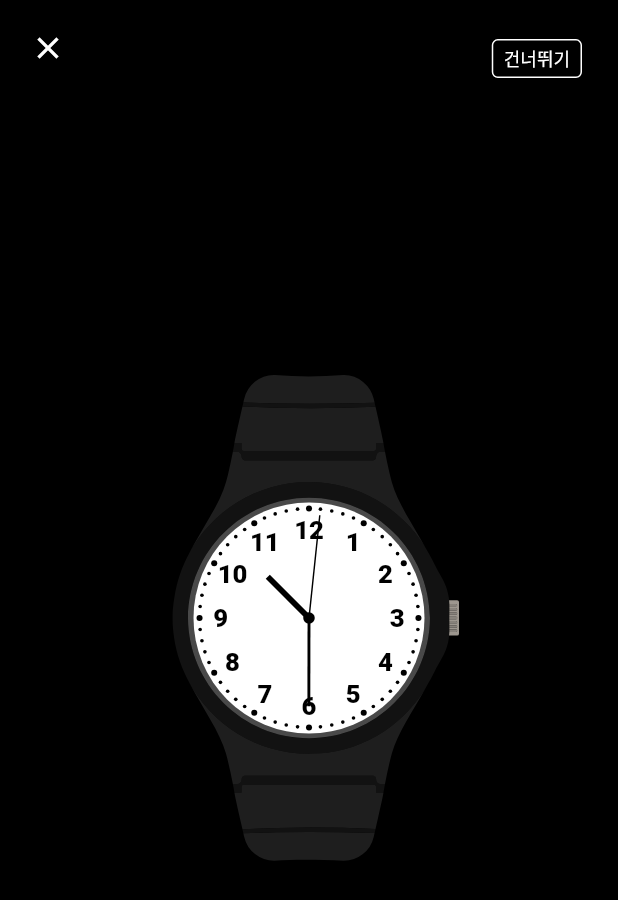
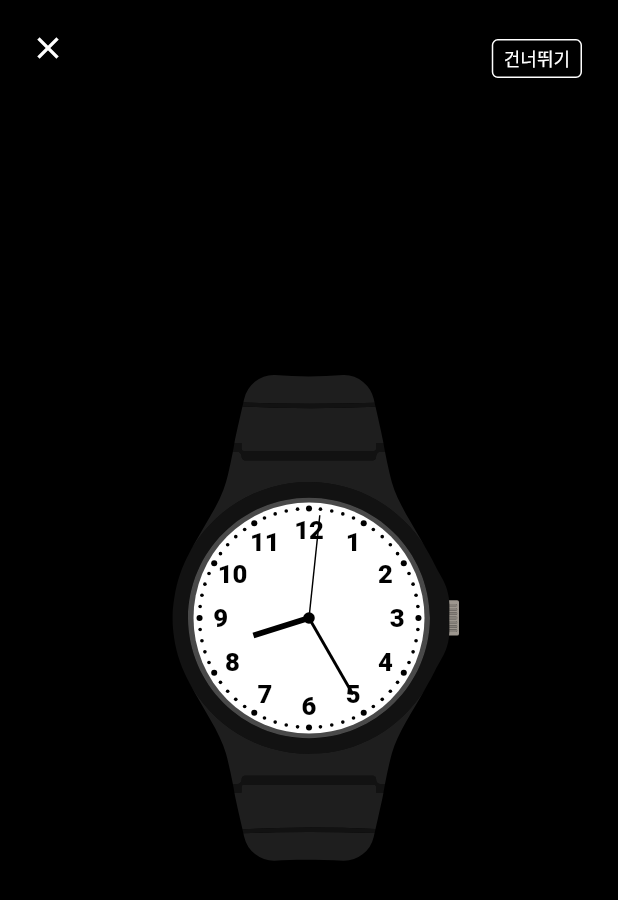
Before and after one commit to silgam/silgam-flutter, a Flutter app: the screen it shows after launch, after a tap on "국어", on a phone screen of 412 x 824 dp. Shown: the top 900 px of the screen. Run offline on Flutter 3.47's test engine with Material 2 defaults, Android fonts, the phone set to English and light mode, and no system bars; our stand-ins replace flutter_svg.

Commit message:
feat: skip a breakpoint in clock page

```diff
--- a/lib/analog_clock/analog_clock.dart
+++ b/lib/analog_clock/analog_clock.dart
@@ -8,7 +8,7 @@ import 'analog_clock_painter.dart';
 
 /// A analog clock.
 class AnalogClock extends StatefulWidget {
-  final DateTime? dateTime;
+  final DateTime dateTime;
   final Color dialPlateColor;
   final Color hourHandColor;
   final Color minuteHandColor;
@@ -30,9 +30,10 @@ class AnalogClock extends StatefulWidget {
   final double height;
   final BoxDecoration decoration;
   final Widget? child;
+  final Function(DateTime)? onEverySecond;
 
   const AnalogClock({
-    this.dateTime,
+    required this.dateTime,
     this.dialPlateColor = Colors.white,
     this.hourHandColor = Colors.black,
     this.minuteHandColor = Colors.black,
@@ -54,32 +55,7 @@ class AnalogClock extends StatefulWidget {
     this.height = double.infinity,
     this.decoration = const BoxDecoration(),
     this.child,
-    Key? key,
-  }) : super(key: key);
-
-  const AnalogClock.dark({
-    this.dateTime,
-    this.dialPlateColor = Colors.black,
-    this.hourHandColor = Colors.grey,
-    this.minuteHandColor = Colors.grey,
-    this.secondHandColor = Colors.grey,
-    this.numberColor = Colors.grey,
-    this.borderColor = Colors.black,
-    this.tickColor = Colors.grey,
-    this.centerPointColor = Colors.grey,
-    this.showBorder = true,
-    this.showTicks = true,
-    this.showMinuteHand = true,
-    this.showSecondHand = true,
-    this.showNumber = true,
-    this.borderWidth,
-    this.hourNumberScale = 1.0,
-    this.hourNumbers = AnalogClockPainter.defaultHourNumbers,
-    this.isLive = true,
-    this.width = double.infinity,
-    this.height = double.infinity,
-    this.decoration = const BoxDecoration(),
-    this.child,
+    this.onEverySecond,
     Key? key,
   }) : super(key: key);
 
@@ -89,26 +65,25 @@ class AnalogClock extends StatefulWidget {
 
 class _AnalogClockState extends State<AnalogClock> {
   Timer? _timer;
-  DateTime? _dateTime;
+  DateTime? _initialDateTime;
+  late DateTime _dateTime;
 
   @override
   void initState() {
     super.initState();
-    _dateTime = widget.dateTime;
-
-    if (!widget.isLive && _dateTime == null) _dateTime = DateTime.now();
+    _updateInitialDateTimeIfChanged();
     _timer = widget.isLive
         ? Timer.periodic(const Duration(seconds: 1), (Timer timer) {
-            _dateTime = _dateTime?.add(const Duration(seconds: 1));
-            if (mounted) {
-              setState(() {});
-            }
+            _dateTime = _dateTime.add(const Duration(seconds: 1));
+            if (mounted) setState(() {});
+            widget.onEverySecond?.call(_dateTime);
           })
         : null;
   }
 
   @override
   Widget build(BuildContext context) {
+    _updateInitialDateTimeIfChanged();
     return Container(
       width: widget.width,
       height: widget.height,
@@ -116,7 +91,7 @@ class _AnalogClockState extends State<AnalogClock> {
       child: CustomPaint(
         child: widget.child,
         painter: AnalogClockPainter(
-          _dateTime ?? DateTime.now(),
+          _dateTime,
           dialPlateColor: widget.dialPlateColor,
           hourHandColor: widget.hourHandColor,
           minuteHandColor: widget.minuteHandColor,
@@ -138,6 +113,13 @@ class _AnalogClockState extends State<AnalogClock> {
     );
   }
 
+  void _updateInitialDateTimeIfChanged() {
+    if (_initialDateTime != widget.dateTime) {
+      _initialDateTime = widget.dateTime;
+      _dateTime = widget.dateTime;
+    }
+  }
+
   @override
   void dispose() {
     _timer?.cancel();
--- a/lib/clock_page.dart
+++ b/lib/clock_page.dart
@@ -3,7 +3,9 @@ import 'package:flutter/services.dart';
 import 'package:flutter_svg/flutter_svg.dart';
 
 import 'analog_clock/analog_clock.dart';
+import 'model/announcement.dart';
 import 'model/exam.dart';
+import 'model/relative_time.dart';
 
 class ClockPage extends StatefulWidget {
   static const routeName = '/clock';
@@ -19,10 +21,16 @@ class ClockPage extends StatefulWidget {
 }
 
 class _ClockPageState extends State<ClockPage> {
+  late final List<_Breakpoint> _breakpoints;
+  late int _currentBreakpointIndex = 0;
+  DateTime _currentTime = DateTime.now();
+
   @override
   void initState() {
+    super.initState();
     SystemChrome.setEnabledSystemUIMode(SystemUiMode.immersiveSticky);
-    super.initState();
+    _breakpoints = _Breakpoint.createBreakpointsFromExam(widget.exam);
+    _currentTime = _breakpoints[_currentBreakpointIndex].time;
   }
 
   @override
@@ -67,18 +75,37 @@ class _ClockPageState extends State<ClockPage> {
               ],
             ),
           ),
-          const WristWatch(),
+          WristWatch(
+            clockTime: _currentTime,
+            onEverySecond: _onEverySecond,
+          ),
           Flexible(child: Container()),
         ],
       ),
     );
   }
 
+  void _onEverySecond(DateTime newTime) {
+    _currentTime = newTime;
+    if (_currentBreakpointIndex + 1 >= _breakpoints.length) return;
+    final nextBreakpoint = _breakpoints[_currentBreakpointIndex + 1];
+    if (newTime.compareTo(nextBreakpoint.time) >= 0) {
+      _currentBreakpointIndex++;
+    }
+  }
+
   void _onCloseButtonPressed() {
     Navigator.pop(context);
   }
 
-  void _onSkipButtonPressed() {}
+  void _onSkipButtonPressed() {
+    setState(() {
+      if (_currentBreakpointIndex + 1 >= _breakpoints.length) return;
+      _currentBreakpointIndex++;
+      final nextBreakpoint = _breakpoints[_currentBreakpointIndex];
+      _currentTime = nextBreakpoint.time;
+    });
+  }
 
   @override
   void dispose() {
@@ -88,7 +115,14 @@ class _ClockPageState extends State<ClockPage> {
 }
 
 class WristWatch extends StatelessWidget {
-  const WristWatch({Key? key}) : super(key: key);
+  final DateTime clockTime;
+  final Function(DateTime)? onEverySecond;
+
+  const WristWatch({
+    Key? key,
+    required this.clockTime,
+    this.onEverySecond,
+  }) : super(key: key);
 
   @override
   Widget build(BuildContext context) {
@@ -103,9 +137,13 @@ class WristWatch extends StatelessWidget {
           ),
           Container(
             alignment: Alignment.center,
-            child: const FractionallySizedBox(
+            child: FractionallySizedBox(
               widthFactor: 0.77,
-              child: AnalogClock(borderWidth: 0),
+              child: AnalogClock(
+                borderWidth: 0,
+                dateTime: clockTime,
+                onEverySecond: onEverySecond,
+              ),
             ),
           ),
         ],
@@ -114,6 +152,45 @@ class WristWatch extends StatelessWidget {
   }
 }
 
+class _Breakpoint {
+  final String title;
+  final DateTime time;
+  final Announcement? announcement;
+
+  _Breakpoint({
+    required this.title,
+    required this.time,
+    this.announcement,
+  });
+
+  static List<_Breakpoint> createBreakpointsFromExam(Exam exam) {
+    final breakpoints = <_Breakpoint>[];
+
+    for (var announcement in exam.announcements) {
+      final int minutes = announcement.time.minutes;
+      final DateTime breakpointTime;
+      switch (announcement.time.type) {
+        case RelativeTimeType.beforeStart:
+          breakpointTime = exam.examStartTime.subtract(Duration(minutes: minutes));
+          break;
+        case RelativeTimeType.afterStart:
+          breakpointTime = exam.examStartTime.add(Duration(minutes: minutes));
+          break;
+        case RelativeTimeType.afterFinish:
+          breakpointTime = exam.examEndTime.add(Duration(minutes: minutes));
+          break;
+      }
+      breakpoints.add(_Breakpoint(
+        title: announcement.title,
+        time: breakpointTime,
+      ));
+    }
+
+    breakpoints.sort((a, b) => a.time.compareTo(b.time));
+    return breakpoints;
+  }
+}
+
 class ClockPageArguments {
   final Exam exam;
 
```
